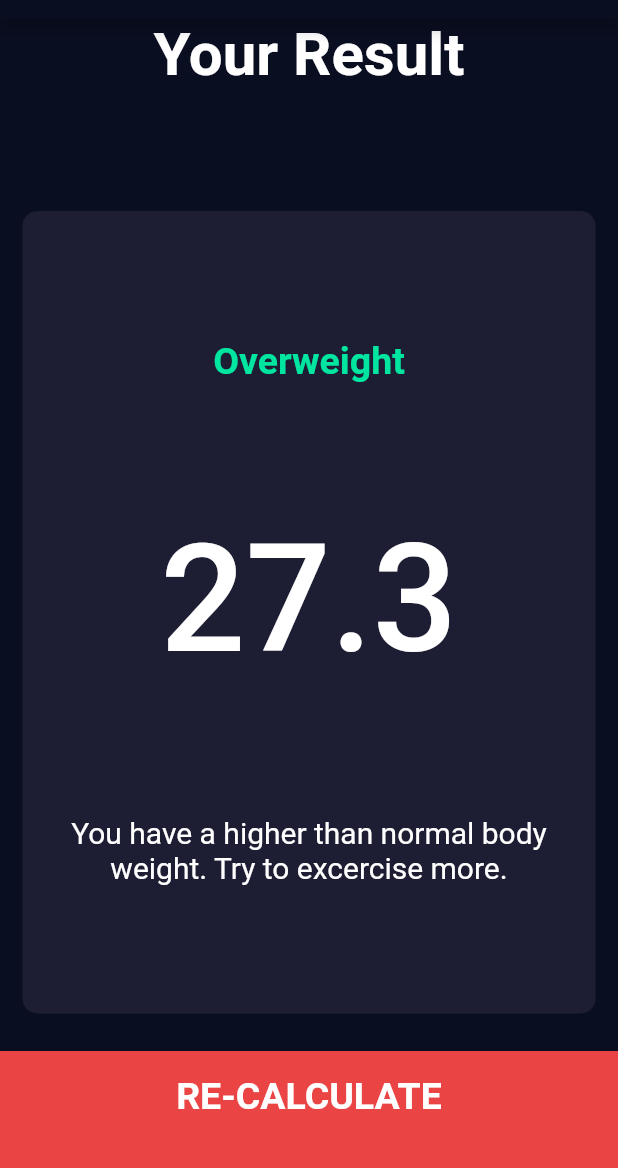
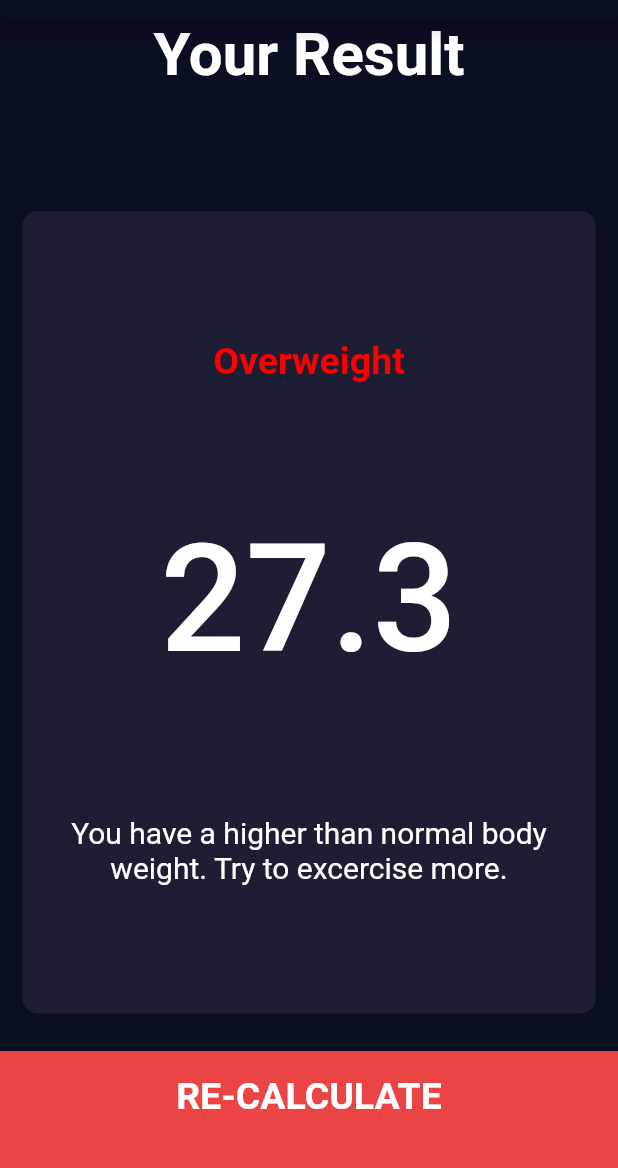
Before and after one commit to kamalnorizan/bmicalculator, a Flutter app: the screen it shows after launch, after a tap on "CALCULATE", on a phone screen of 412 x 824 dp, the part 65-1233 px from its top. Run offline on Flutter 3.47's test engine with Material 2 defaults, Android fonts, the phone set to English and light mode, and no system bars; our stand-ins replace font_awesome_flutter.

Commit message:
resutText check

```diff
--- a/lib/screens/result_page.dart
+++ b/lib/screens/result_page.dart
@@ -39,11 +39,17 @@ class ResultPage extends StatelessWidget {
                 children: [
                   Text(
                     resultText,
-                    style: TextStyle(
-                      color: Color(0xFF00E6A1),
-                      fontSize: 25.0,
-                      fontWeight: FontWeight.bold,
-                    ),
+                    style: resultText == 'Normal'
+                        ? TextStyle(
+                            color: Color(0xFF00E6A1),
+                            fontSize: 25.0,
+                            fontWeight: FontWeight.bold,
+                          )
+                        : TextStyle(
+                            color: Color(0xFFFF0000),
+                            fontSize: 25.0,
+                            fontWeight: FontWeight.bold,
+                          ),
                   ),
                   Text(
                     bmiResult,
```
